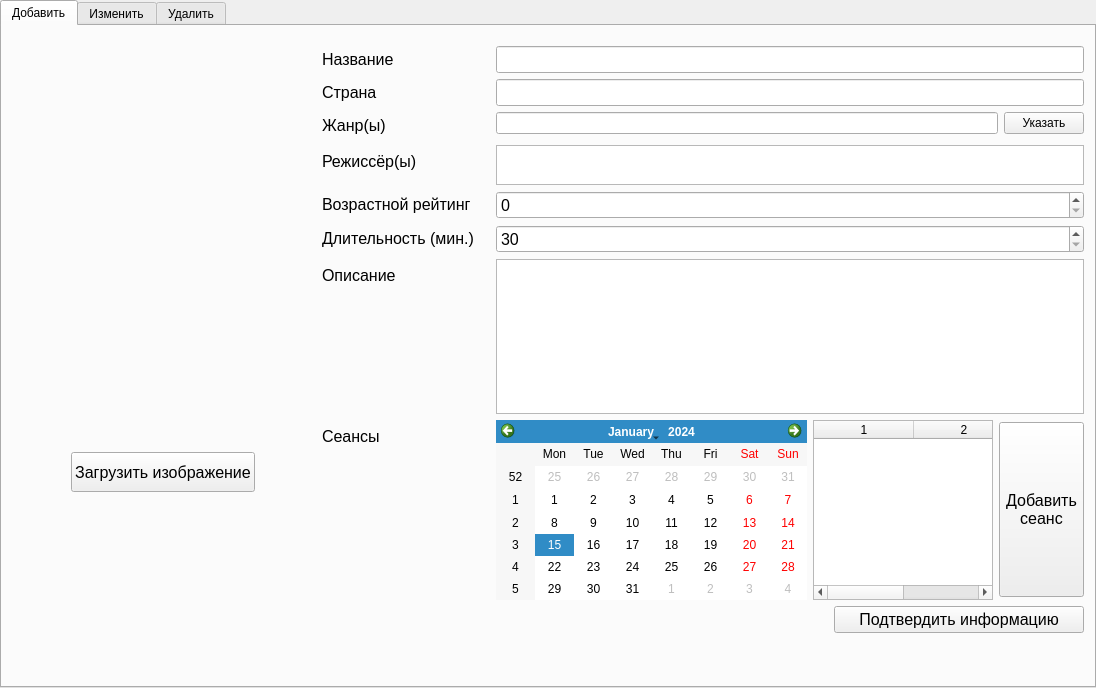
First picture: the form in Interfaces/MainAdminWindowRework.ui, repository Alpmild/SchoolProject, before the edit.
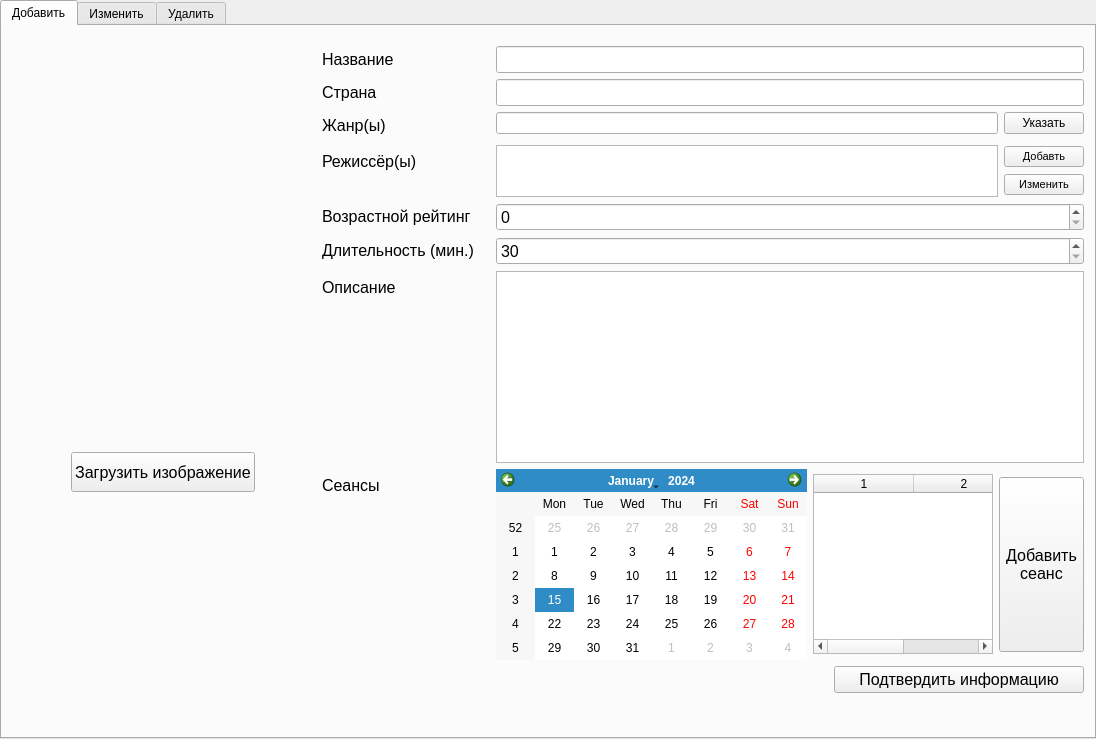
Second picture: the form after the edit.

Commit message: Изменения: 1) Проверка логина и пароля теперь происходит через "assert", в случае, когда данные введены неверно, ошибка перехватывается, и также выводится сообщение о неверных данных; 2) Размеры постера фильма теперь имеют меньший шаг для красивого отображения; 3) Измененены все названия элементов окна MainAdminWindowRework;

Diff of the .ui file:
```diff
--- a/Interfaces/MainAdminWindowRework.ui
+++ b/Interfaces/MainAdminWindowRework.ui
@@ -7,7 +7,7 @@
     <x>0</x>
     <y>0</y>
     <width>1096</width>
-    <height>688</height>
+    <height>739</height>
    </rect>
   </property>
   <property name="minimumSize">
@@ -37,7 +37,7 @@
       <x>320</x>
       <y>20</y>
       <width>762</width>
-      <height>611</height>
+      <height>671</height>
      </rect>
     </property>
     <layout class="QFormLayout" name="formLayout">
@@ -112,27 +112,6 @@
        </property>
       </widget>
      </item>
-     <item row="3" column="1">
-      <widget class="QPlainTextEdit" name="DirectorsPlainTextPageAdd">
-       <property name="minimumSize">
-        <size>
-         <width>0</width>
-         <height>40</height>
-        </size>
-       </property>
-       <property name="maximumSize">
-        <size>
-         <width>16777215</width>
-         <height>40</height>
-        </size>
-       </property>
-       <property name="font">
-        <font>
-         <pointsize>12</pointsize>
-        </font>
-       </property>
-      </widget>
-     </item>
      <item row="4" column="0">
       <widget class="QLabel" name="AgeRatingLabel">
        <property name="minimumSize">
@@ -332,6 +311,71 @@
        </property>
       </widget>
      </item>
+     <item row="3" column="1">
+      <layout class="QHBoxLayout" name="horizontalLayout_4">
+       <item alignment="Qt::AlignTop">
+        <widget class="QPlainTextEdit" name="DirectorsPlainTextTab0">
+         <property name="minimumSize">
+          <size>
+           <width>0</width>
+           <height>52</height>
+          </size>
+         </property>
+         <property name="maximumSize">
+          <size>
+           <width>16777215</width>
+           <height>40</height>
+          </size>
+         </property>
+         <property name="font">
+          <font>
+           <pointsize>12</pointsize>
+          </font>
+         </property>
+        </widget>
+       </item>
+       <item>
+        <layout class="QVBoxLayout" name="verticalLayout">
+         <item>
+          <widget class="QPushButton" name="AddDerectorBtnTab0">
+           <property name="minimumSize">
+            <size>
+             <width>0</width>
+             <height>0</height>
+            </size>
+           </property>
+           <property name="maximumSize">
+            <size>
+             <width>16777215</width>
+             <height>16777215</height>
+            </size>
+           </property>
+           <property name="font">
+            <font>
+             <pointsize>8</pointsize>
+            </font>
+           </property>
+           <property name="text">
+            <string>Добавть</string>
+           </property>
+          </widget>
+         </item>
+         <item>
+          <widget class="QPushButton" name="ChangeDerectorsBtnTab0">
+           <property name="font">
+            <font>
+             <pointsize>8</pointsize>
+            </font>
+           </property>
+           <property name="text">
+            <string>Изменить</string>
+           </property>
+          </widget>
+         </item>
+        </layout>
+       </item>
+      </layout>
+     </item>
     </layout>
    </widget>
    <widget class="QWidget" name="verticalLayoutWidget">
```
Left out of the diff: 46 changed lines with no effect on the pictures. The commit also changes 2 other files.
